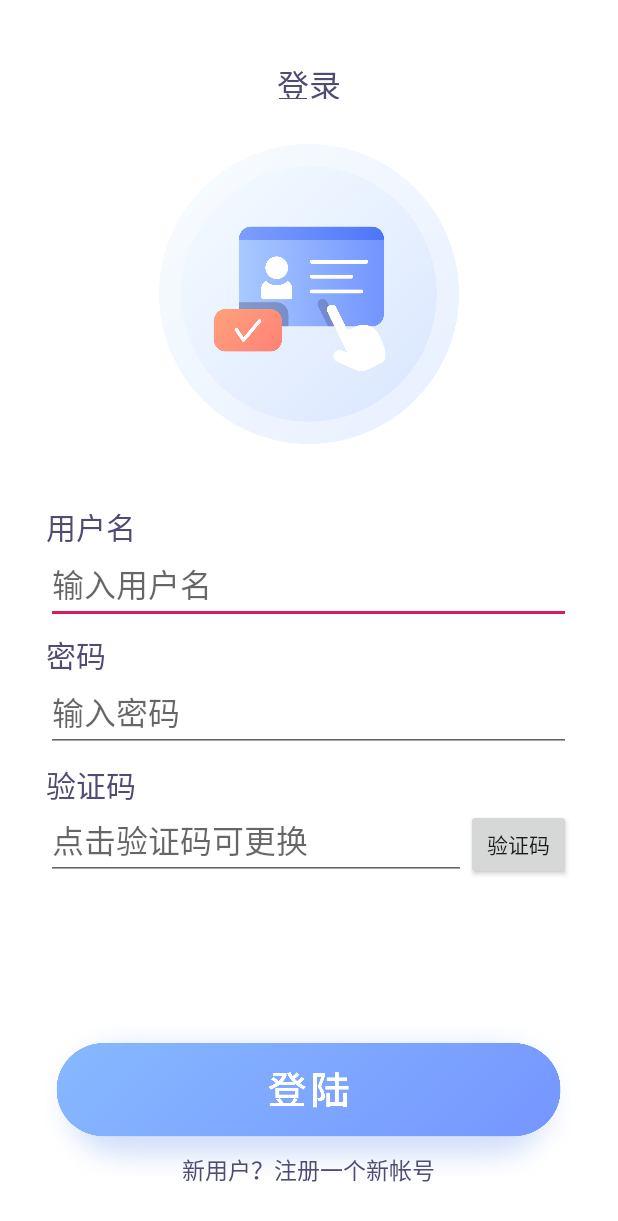
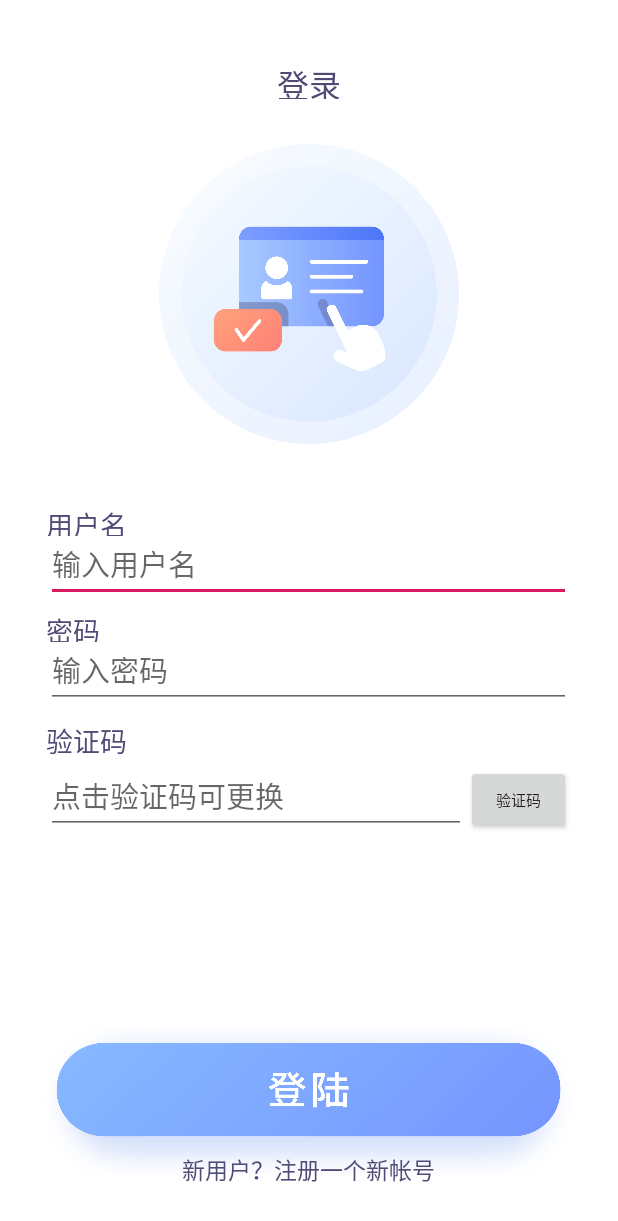
Before and after one commit to HurricaneSeller/SweetsCollection, an Android app: the UserActivity screen opened directly, with no data from a screen before it, on a phone screen of 412 x 824 dp. Shown: the top 1221 px of the screen. Run offline under Robolectric (Android 15) with nearby library versions, the phone set to English and light mode, and no system bars.

Commit message:
fix a bug

```diff
--- a/app/src/main/java/com/example/unpigeon/user/UserActivity.java
+++ b/app/src/main/java/com/example/unpigeon/user/UserActivity.java
@@ -52,4 +52,8 @@ public class UserActivity extends AppCompatActivity {
         transaction.commit();
     }
 
+    @Override
+    public void onBackPressed() {
+        finish();
+    }
 }
--- a/app/src/main/java/com/example/unpigeon/user/register/RegisterFragment.java
+++ b/app/src/main/java/com/example/unpigeon/user/register/RegisterFragment.java
@@ -43,8 +43,8 @@ public class RegisterFragment extends Fragment implements UserContract.RegisterV
     }
 
     private void init(View root) {
-          mEditUsername = root.findViewById(R.id.fra_reg_username);
-          mEdtEmail = root.findViewById(R.id.fra_reg_password);
+          mEditUsername = root.findViewById(R.id.fra_reg_username_edt);
+          mEdtEmail = root.findViewById(R.id.fra_reg_password_edt);
           mEdtCheckNum = root.findViewById(R.id.fra_reg_check_num);
           mBtnGetCheckNum = root.findViewById(R.id.fra_reg_get_check_num);
           mBtnGetCheckNum.setOnClickListener(this);
--- a/app/src/main/res/layout/fragment_login.xml
+++ b/app/src/main/res/layout/fragment_login.xml
@@ -3,6 +3,7 @@
     xmlns:tools="http://schemas.android.com/tools"
     android:layout_width="match_parent"
     android:layout_height="match_parent"
+    android:paddingHorizontal="20dp"
     tools:context=".user.login.LoginFragment">
 
     <RelativeLayout
@@ -35,7 +36,7 @@
     <LinearLayout
         android:id="@+id/fra_login_username"
         android:layout_width="350dp"
-        android:layout_height="80dp"
+        android:layout_height="65dp"
         android:layout_below="@id/fra_login_pic_and_title"
         android:layout_centerHorizontal="true"
         android:layout_marginTop="40dp"
@@ -48,7 +49,7 @@
             android:gravity="center_vertical"
             android:text="@string/username"
             android:textColor="@color/font_color_main"
-            android:textSize="20sp" />
+            android:textSize="18sp" />
 
         <EditText
             android:id="@+id/edt_fra_login_username"
@@ -56,13 +57,13 @@
             android:layout_height="0dp"
             android:layout_weight="2"
             android:hint="@string/input_username"
-            android:textSize="21sp" />
+            android:textSize="19sp" />
     </LinearLayout>
 
     <LinearLayout
         android:id="@+id/fra_login_password"
         android:layout_width="350dp"
-        android:layout_height="80dp"
+        android:layout_height="65dp"
         android:layout_below="@id/fra_login_username"
         android:layout_centerHorizontal="true"
         android:layout_marginTop="5dp"
@@ -75,7 +76,7 @@
             android:gravity="center_vertical"
             android:text="@string/password"
             android:textColor="@color/font_color_main"
-            android:textSize="20sp" />
+            android:textSize="18sp" />
 
         <EditText
             android:id="@+id/edt_fra_login_password"
@@ -83,13 +84,13 @@
             android:layout_height="0dp"
             android:layout_weight="2"
             android:hint="@string/input_password"
-            android:textSize="21sp" />
+            android:textSize="19sp" />
     </LinearLayout>
 
     <LinearLayout
         android:id="@+id/fra_login_check"
         android:layout_width="350dp"
-        android:layout_height="80dp"
+        android:layout_height="79dp"
         android:layout_below="@id/fra_login_password"
         android:layout_centerHorizontal="true"
         android:layout_marginTop="5dp"
@@ -102,7 +103,7 @@
             android:gravity="center_vertical"
             android:text="@string/check_number"
             android:textColor="@color/font_color_main"
-            android:textSize="20sp" />
+            android:textSize="18sp" />
 
         <LinearLayout
             android:layout_width="match_parent"
@@ -116,10 +117,11 @@
                 android:layout_height="match_parent"
                 android:layout_weight="4"
                 android:hint="@string/press_button_to_change"
-                android:textSize="21sp" />
+                android:textSize="19sp" />
 
             <Button
                 android:text="@string/check_number"
+                android:textSize="10dp"
                 android:id="@+id/fra_login_get_check"
                 android:layout_width="0dp"
                 android:layout_height="match_parent"
--- a/app/src/main/res/layout/fragment_register.xml
+++ b/app/src/main/res/layout/fragment_register.xml
@@ -48,6 +48,7 @@
             android:textSize="20sp" />
 
         <EditText
+            android:id="@+id/fra_reg_username_edt"
             android:layout_width="match_parent"
             android:layout_height="0dp"
             android:layout_weight="2"
@@ -74,6 +75,7 @@
             android:textSize="20sp" />
 
         <EditText
+            android:id="@+id/fra_reg_password_edt"
             android:layout_width="match_parent"
             android:layout_height="0dp"
             android:layout_weight="2"
```
